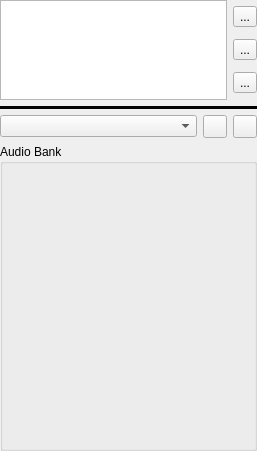
The window that DesignerTool/src/WidgetAudioManager.ui (GameOverture/HarmonyEngine) describes before a commit, drawn with Qt 5.
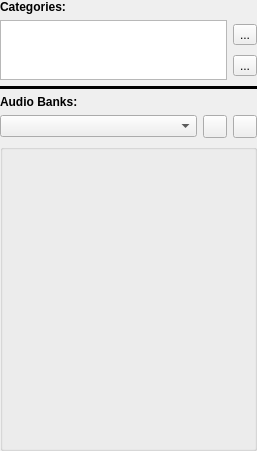
The same window after the commit. Icons and pictures are not drawn.

Commit message: Audio category implementation complete

The edit to the form file:
```diff
--- a/DesignerTool/src/WidgetAudioManager.ui
+++ b/DesignerTool/src/WidgetAudioManager.ui
@@ -26,6 +26,19 @@
    <property name="bottomMargin">
     <number>0</number>
    </property>
+   <item>
+    <widget class="QLabel" name="lblCategories">
+     <property name="font">
+      <font>
+       <weight>75</weight>
+       <bold>true</bold>
+      </font>
+     </property>
+     <property name="text">
+      <string>Categories:</string>
+     </property>
+    </widget>
+   </item>
    <item>
     <layout class="QHBoxLayout" name="horizontalLayout">
      <item>
@@ -39,13 +52,13 @@
        <property name="minimumSize">
         <size>
          <width>0</width>
-         <height>100</height>
+         <height>60</height>
         </size>
        </property>
        <property name="maximumSize">
         <size>
          <width>16777215</width>
-         <height>100</height>
+         <height>60</height>
         </size>
        </property>
       </widget>
@@ -59,13 +72,6 @@
          </property>
         </widget>
        </item>
-       <item>
-        <widget class="QToolButton" name="btnRenameCategory">
-         <property name="text">
-          <string>...</string>
-         </property>
-        </widget>
-       </item>
        <item>
         <widget class="QToolButton" name="btnRemoveCategory">
          <property name="text">
@@ -90,6 +96,19 @@
      </property>
     </widget>
    </item>
+   <item>
+    <widget class="QLabel" name="label">
+     <property name="font">
+      <font>
+       <weight>75</weight>
+       <bold>true</bold>
+      </font>
+     </property>
+     <property name="text">
+      <string>Audio Banks:</string>
+     </property>
+    </widget>
+   </item>
    <item>
     <layout class="QHBoxLayout" name="horizontalLayout_2">
      <item>
@@ -114,7 +133,7 @@
    <item>
     <widget class="QGroupBox" name="groupBox">
      <property name="title">
-      <string>Audio Bank</string>
+      <string/>
      </property>
      <layout class="QVBoxLayout" name="verticalLayout_3">
       <property name="leftMargin">
```
The commit also changes 7 other files.
